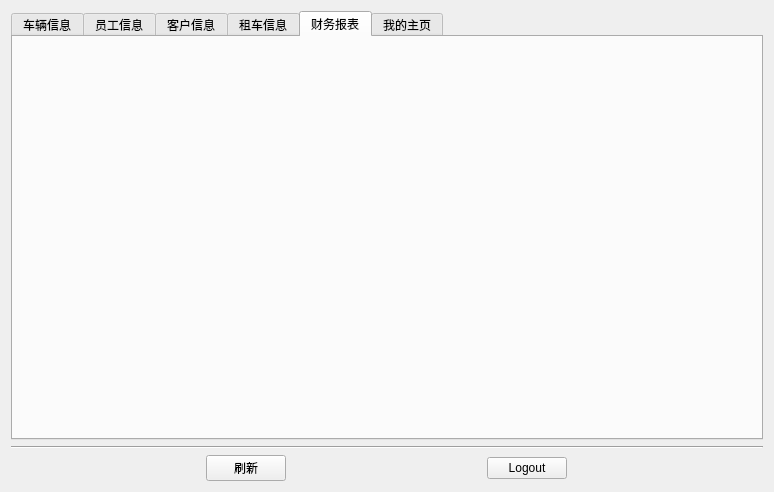
Above: database/CarRent2/syslogin.ui from iyuge2/hust-mylab before the change. Below: the same form after it.
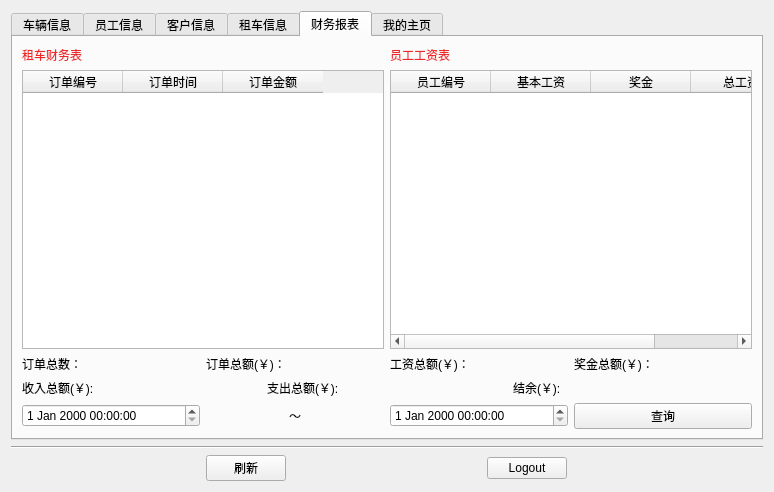
That is the form after the change. The open tabs and pages were chosen to show the change.

The edit to the form file:
```diff
--- a/database/CarRent2/syslogin.ui
+++ b/database/CarRent2/syslogin.ui
@@ -564,6 +564,237 @@
       <attribute name="title">
        <string>财务报表</string>
       </attribute>
+      <layout class="QVBoxLayout" name="verticalLayout_17">
+       <item>
+        <layout class="QHBoxLayout" name="horizontalLayout_18">
+         <item>
+          <layout class="QVBoxLayout" name="verticalLayout_15">
+           <item>
+            <widget class="QLabel" name="label_11">
+             <property name="styleSheet">
+              <string notr="true">font: 20pt &quot;Ubuntu&quot;;
+color: rgb(239, 41, 41);</string>
+             </property>
+             <property name="text">
+              <string>租车财务表</string>
+             </property>
+            </widget>
+           </item>
+           <item>
+            <widget class="QTableWidget" name="tableWidget_C">
+             <column>
+              <property name="text">
+               <string>订单编号</string>
+              </property>
+             </column>
+             <column>
+              <property name="text">
+               <string>订单时间</string>
+              </property>
+             </column>
+             <column>
+              <property name="text">
+               <string>订单金额</string>
+              </property>
+             </column>
+            </widget>
+           </item>
+           <item>
+            <layout class="QHBoxLayout" name="horizontalLayout_16">
+             <item>
+              <widget class="QLabel" name="label_13">
+               <property name="text">
+                <string>订单总数：</string>
+               </property>
+              </widget>
+             </item>
+             <item>
+              <widget class="QLabel" name="label_OrderCount">
+               <property name="text">
+                <string/>
+               </property>
+              </widget>
+             </item>
+             <item>
+              <widget class="QLabel" name="label_12">
+               <property name="text">
+                <string>订单总额(￥)：</string>
+               </property>
+              </widget>
+             </item>
+             <item>
+              <widget class="QLabel" name="label_OrderFee">
+               <property name="text">
+                <string/>
+               </property>
+              </widget>
+             </item>
+            </layout>
+           </item>
+          </layout>
+         </item>
+         <item>
+          <layout class="QVBoxLayout" name="verticalLayout_16">
+           <item>
+            <widget class="QLabel" name="label_14">
+             <property name="styleSheet">
+              <string notr="true">font: 20pt &quot;Ubuntu&quot;;
+color: rgb(239, 41, 41);</string>
+             </property>
+             <property name="text">
+              <string>员工工资表</string>
+             </property>
+            </widget>
+           </item>
+           <item>
+            <widget class="QTableWidget" name="tableWidget_W">
+             <column>
+              <property name="text">
+               <string>员工编号</string>
+              </property>
+             </column>
+             <column>
+              <property name="text">
+               <string>基本工资</string>
+              </property>
+             </column>
+             <column>
+              <property name="text">
+               <string>奖金</string>
+              </property>
+             </column>
+             <column>
+              <property name="text">
+               <string>总工资</string>
+              </property>
+             </column>
+            </widget>
+           </item>
+           <item>
+            <layout class="QHBoxLayout" name="horizontalLayout_17">
+             <item>
+              <widget class="QLabel" name="label_15">
+               <property name="text">
+                <string>工资总额(￥)：</string>
+               </property>
+              </widget>
+             </item>
+             <item>
+              <widget class="QLabel" name="label_WageAll">
+               <property name="text">
+                <string/>
+               </property>
+              </widget>
+             </item>
+             <item>
+              <widget class="QLabel" name="label_20">
+               <property name="text">
+                <string>奖金总额(￥)：</string>
+               </property>
+              </widget>
+             </item>
+             <item>
+              <widget class="QLabel" name="label_PrizeAll">
+               <property name="text">
+                <string/>
+               </property>
+              </widget>
+             </item>
+            </layout>
+           </item>
+          </layout>
+         </item>
+        </layout>
+       </item>
+       <item>
+        <layout class="QHBoxLayout" name="horizontalLayout_22">
+         <item>
+          <layout class="QHBoxLayout" name="horizontalLayout_19">
+           <item>
+            <widget class="QLabel" name="label_16">
+             <property name="text">
+              <string>收入总额(￥):</string>
+             </property>
+            </widget>
+           </item>
+           <item>
+            <widget class="QLabel" name="label_in">
+             <property name="text">
+              <string/>
+             </property>
+            </widget>
+           </item>
+          </layout>
+         </item>
+         <item>
+          <layout class="QHBoxLayout" name="horizontalLayout_20">
+           <item>
+            <widget class="QLabel" name="label_17">
+             <property name="text">
+              <string>支出总额(￥):</string>
+             </property>
+            </widget>
+           </item>
+           <item>
+            <widget class="QLabel" name="label_out">
+             <property name="text">
+              <string/>
+             </property>
+            </widget>
+           </item>
+          </layout>
+         </item>
+         <item>
+          <layout class="QHBoxLayout" name="horizontalLayout_21">
+           <item>
+            <widget class="QLabel" name="label_18">
+             <property name="text">
+              <string>结余(￥):</string>
+             </property>
+            </widget>
+           </item>
+           <item>
+            <widget class="QLabel" name="label_left">
+             <property name="text">
+              <string/>
+             </property>
+            </widget>
+           </item>
+          </layout>
+         </item>
+        </layout>
+       </item>
+       <item>
+        <layout class="QHBoxLayout" name="horizontalLayout_23">
+         <item>
+          <widget class="QDateTimeEdit" name="dateTimeEdit"/>
+         </item>
+         <item alignment="Qt::AlignHCenter">
+          <widget class="QLabel" name="label_19">
+           <property name="acceptDrops">
+            <bool>false</bool>
+           </property>
+           <property name="layoutDirection">
+            <enum>Qt::LeftToRight</enum>
+           </property>
+           <property name="text">
+            <string>～</string>
+           </property>
+          </widget>
+         </item>
+         <item>
+          <widget class="QDateTimeEdit" name="dateTimeEdit_2"/>
+         </item>
+         <item>
+          <widget class="QPushButton" name="QueryMoneyButton">
+           <property name="text">
+            <string>查询</string>
+           </property>
+          </widget>
+         </item>
+        </layout>
+       </item>
+      </layout>
      </widget>
      <widget class="QWidget" name="widget">
       <attribute name="title">
```
Left out of the diff: 251 changed lines with no effect on the pictures.
